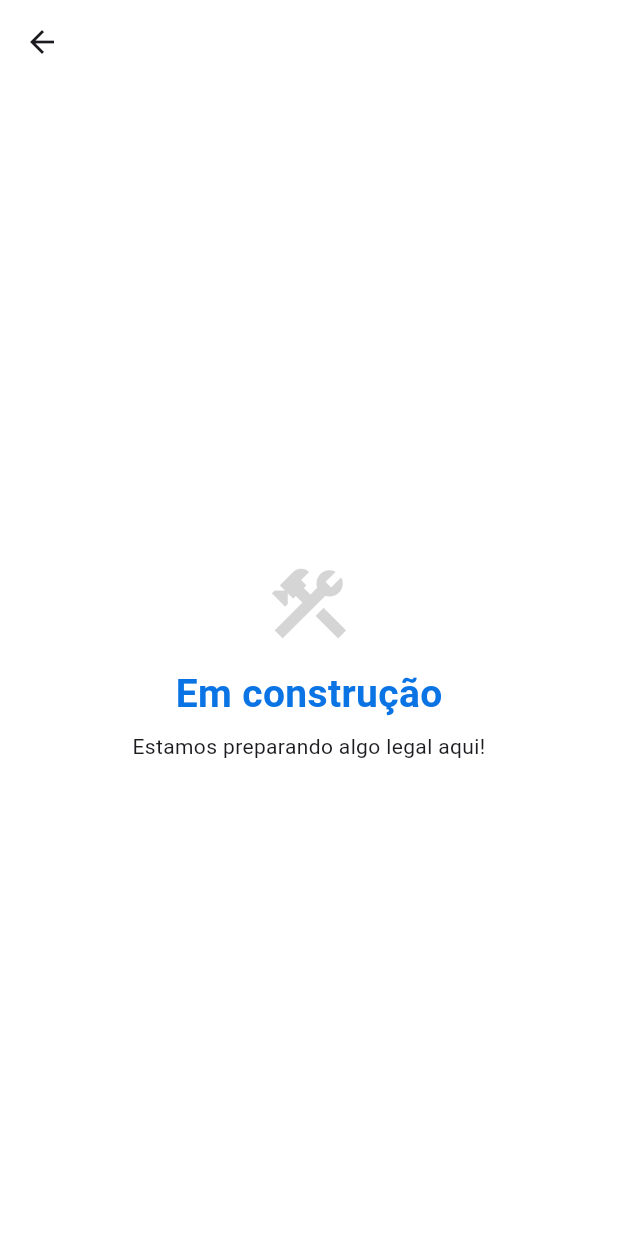
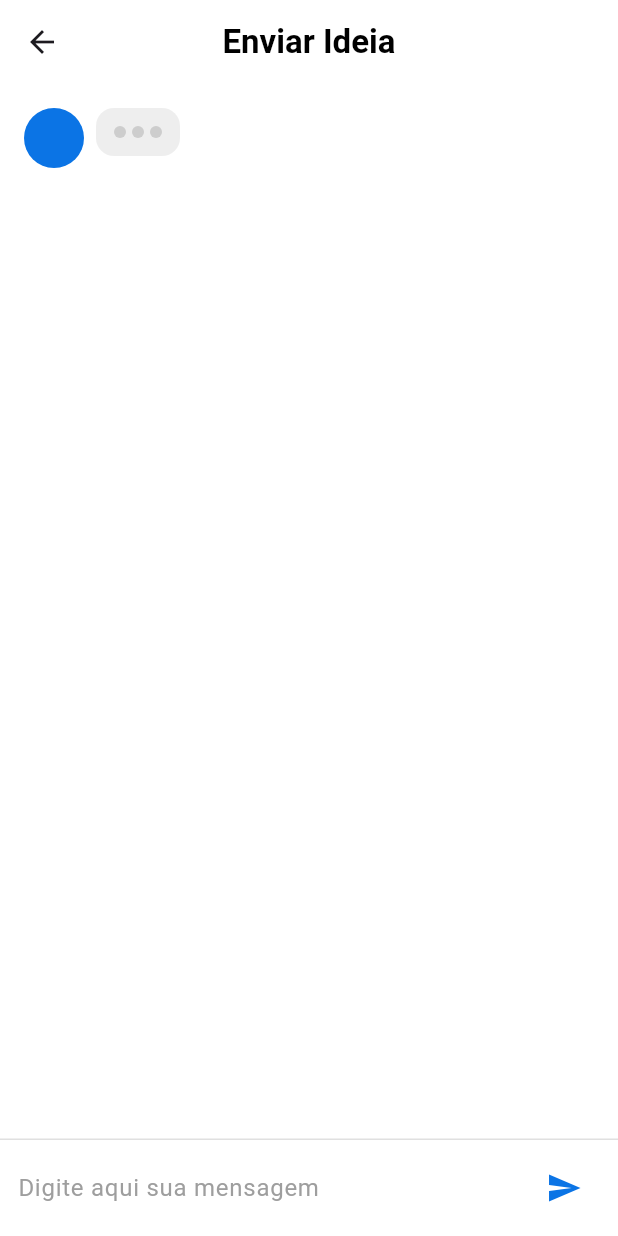
Before and after one commit to riqinho/eurohub, a Flutter app: the ChallengeDetailsScreen screen opened by its route, after a tap on "Enviar Ideia", on a phone screen of 412 x 824 dp. Run offline on Flutter 3.47's test engine with Material 3 defaults, Android fonts, the phone set to English and light mode, and no system bars; our stand-ins replace flutter_svg.

Commit message:
adicionando tela de chat

```diff
--- a/assets/mock/challenge_card_data.json
+++ b/assets/mock/challenge_card_data.json
@@ -4,6 +4,8 @@
     "area": "Comercial",
     "title": "Transformação digital para farmácias independentes",
     "summary": "Como apoiar farmácias independentes no processo de transformação digital?",
+    "o_que_queremos_resolver": "Baixa digitalização em farmácias independentes: ausência de presença online, dados de vendas/estoque fragmentados, falta de CRM e dificuldade em organizar pedidos e relacionamento com representantes, o que reduz eficiência comercial e competitividade.",
+    "o_que_buscamos": "Soluções que facilitem onboarding digital (catálogo e pedidos online), integração com PDV/ERP, CRM simples para visitas, meios de pagamento e promoções, além de dashboards com métricas de vendas. Preferencialmente com prova de conceito em 1–2 redes de farmácias.",
     "deadline": "2025-11-10T23:59:59.000Z",
     "status": "Ativo",
     "likes": 18
@@ -13,6 +15,8 @@
     "area": "Supply",
     "title": "Otimização de rotas de entrega",
     "summary": "Reduzir tempo e custo de transporte usando previsão de demanda e janelas de entrega.",
+    "o_que_queremos_resolver": "Rotas planejadas manualmente, sem considerar em tempo real restrições de janela, capacidade, trânsito e variação de demanda, resultando em maior custo por entrega, atrasos e baixa taxa de ocupação da frota.",
+    "o_que_buscamos": "Algoritmo/serviço de roteirização (VRP) com restrições, previsão de demanda, replanejamento dinâmico e integração com TMS/ERP. Espera-se simulação de ganhos (custo, tempo, emissões) e piloto com monitoramento em dashboard.",
     "deadline": "2025-10-01T23:59:59.000Z",
     "status": "Ativo",
     "likes": 42
@@ -22,6 +26,8 @@
     "area": "P&D",
     "title": "Novos formatos sustentáveis",
     "summary": "Explorar alternativas de embalagem com menor impacto ambiental.",
+    "o_que_queremos_resolver": "Embalagens atuais com alto impacto ambiental (peso, material, reciclabilidade) e custos logísticos; falta de alternativas que mantenham barreira, estabilidade e experiência do usuário.",
+    "o_que_buscamos": "Propostas de novas embalagens/formatos (recicláveis, reciclados, biodegradáveis, refil, concentrados) com estudos de viabilidade, estimativa de redução de CO₂ e compatibilidade com linhas atuais. Preferência por protótipos e plano de testes/pilotos.",
     "deadline": "2025-12-05T23:59:59.000Z",
     "status": "Ativo",
     "likes": 7
--- a/lib/models/challenge.dart
+++ b/lib/models/challenge.dart
@@ -5,16 +5,20 @@ class Challenge {
   final String summary;
   final DateTime deadline;
   final String status;
+  final String oQueQueremosResolver;
+  final String oQueBuscamos;
   final int likes;
 
   Challenge({
     required this.id,
+    required this.oQueQueremosResolver,
     required this.area,
     required this.title,
     required this.summary,
     required this.deadline,
     required this.status,
     required this.likes,
+    required this.oQueBuscamos,
   });
 
   factory Challenge.fromJson(Map<String, dynamic> j) => Challenge(
@@ -25,5 +29,7 @@ class Challenge {
     deadline: DateTime.parse(j['deadline'] as String),
     status: j['status'] as String,
     likes: (j['likes'] as num).toInt(),
+    oQueQueremosResolver: j['o_que_queremos_resolver'] as String,
+    oQueBuscamos: j['o_que_buscamos'] as String,
   );
 }
--- a/lib/screens/challenge_details.dart
+++ b/lib/screens/challenge_details.dart
@@ -12,8 +12,14 @@ class ChallengeDetailsScreen extends StatelessWidget {
 
     final String title = (args?['title'] as String?) ?? 'Título do desafio';
     final String tag = (args?['tag'] as String?) ?? 'Comercial';
-    final String desc =
-        (args?['description'] as String?) ?? 'Descrição breve do desafio…';
+    final String summary =
+        (args?['summary'] as String?) ?? 'Descrição breve do desafio…';
+    final String oQueQueremosResolver =
+        (args?['oQueQueremosResolver'] as String?) ??
+        'Descrição detalhada do que queremos resolver com esse desafio…';
+    final String oQueBuscamos =
+        (args?['oQueBuscamos'] as String?) ??
+        'Descrição detalhada do que buscamos com esse desafio…';
 
     return DefaultTabController(
       length: 2,
@@ -94,12 +100,6 @@ class ChallengeDetailsScreen extends StatelessWidget {
               ListView(
                 padding: const EdgeInsets.fromLTRB(16, 16, 16, 24),
                 children: [
-                  _Tag(
-                    text: tag,
-                    bg: const Color(0xFFFFE5E5),
-                    fg: AppColors.kDanger,
-                  ),
-                  const SizedBox(height: 12),
                   Text(
                     title,
                     style: const TextStyle(
@@ -108,23 +108,23 @@ class ChallengeDetailsScreen extends StatelessWidget {
                     ),
                   ),
                   const SizedBox(height: 8),
-                  Text(desc, style: const TextStyle(color: AppColors.kMuted)),
+                  Text(
+                    summary,
+                    style: const TextStyle(color: AppColors.kMuted),
+                  ),
                   const SizedBox(height: 20),
 
                   // Seções de exemplo (troque pelo seu conteúdo real)
                   const _SectionTitle('O que queremos resolver?'),
                   const SizedBox(height: 6),
-                  const Text(
-                    'Coloque aqui o texto explicando o problema que o desafio quer resolver.',
+                  Text(
+                    oQueQueremosResolver,
                     style: TextStyle(color: AppColors.kMuted),
                   ),
                   const SizedBox(height: 16),
                   const _SectionTitle('O que buscamos?'),
                   const SizedBox(height: 6),
-                  const Text(
-                    'Coloque aqui os objetivos/expectativas das ideias.',
-                    style: TextStyle(color: AppColors.kMuted),
-                  ),
+                  Text(oQueBuscamos, style: TextStyle(color: AppColors.kMuted)),
                   const SizedBox(height: 16),
                   const Divider(),
                   const SizedBox(height: 16),
--- a/lib/screens/chat_ideia.dart
+++ b/lib/screens/chat_ideia.dart
@@ -1,8 +1,29 @@
 import 'package:eurohub/theme/app_colors.dart';
 import 'package:flutter/material.dart';
 
-class ChatIdeiaScreen extends StatelessWidget {
+class ChatIdeiaScreen extends StatefulWidget {
   const ChatIdeiaScreen({super.key});
+
+  @override
+  State<ChatIdeiaScreen> createState() => _ChatIdeiaScreenState();
+}
+
+class _ChatIdeiaScreenState extends State<ChatIdeiaScreen> {
+  bool _showTyping = true; // Euri está "digitando"
+  bool _showMessage = false; // Quando a mensagem aparece
+
+  @override
+  void initState() {
+    super.initState();
+
+    // Simula o tempo de "pensando..."
+    Future.delayed(const Duration(seconds: 2), () {
+      setState(() {
+        _showTyping = false;
+        _showMessage = true;
+      });
+    });
+  }
 
   @override
   Widget build(BuildContext context) {
@@ -11,34 +32,128 @@ class ChatIdeiaScreen extends StatelessWidget {
       appBar: AppBar(
         backgroundColor: AppColors.kCard,
         elevation: 0,
+        title: const Text(
+          "Enviar Ideia",
+          style: TextStyle(fontWeight: FontWeight.w600, color: Colors.black),
+        ),
+        centerTitle: true,
         automaticallyImplyLeading: true,
       ),
-      body: Center(
-        child: Column(
-          mainAxisSize: MainAxisSize.min,
-          children: const [
-            Icon(
-              Icons.construction,
-              size: 60,
-              color: Color.fromARGB(110, 158, 158, 158),
+      body: Column(
+        children: [
+          Expanded(
+            child: ListView(
+              padding: const EdgeInsets.all(16),
+              children: [
+                // Bolha do Euri
+                Row(
+                  crossAxisAlignment: CrossAxisAlignment.start,
+                  children: [
+                    const CircleAvatar(backgroundColor: AppColors.kPrimary),
+                    const SizedBox(width: 8),
+
+                    // Mostra os 3 pontinhos ou a mensagem final
+                    Flexible(
+                      child: Container(
+                        padding: const EdgeInsets.all(12),
+                        decoration: BoxDecoration(
+                          color: Colors.grey[200],
+                          borderRadius: BorderRadius.circular(12),
+                        ),
+                        child:
+                            _showTyping
+                                ? Row(
+                                  mainAxisSize: MainAxisSize.min,
+                                  children: const [
+                                    _Dot(),
+                                    SizedBox(width: 4),
+                                    _Dot(),
+                                    SizedBox(width: 4),
+                                    _Dot(),
+                                  ],
+                                )
+                                : _showMessage
+                                ? const Text(
+                                  "Olá, eu sou o Euri e vou te ajudar a desenvolver sua ideia!\n\n"
+                                  "Se quiser me mandar o que tem até agora, posso te ajudar a melhorar, "
+                                  "estruturar e configurar todo o resto.\n"
+                                  "Se já tiver tudo pronto, é só me informar o título e a ideia completa. "
+                                  "Vamos nessa?",
+                                  style: TextStyle(fontSize: 15),
+                                )
+                                : const SizedBox.shrink(),
+                      ),
+                    ),
+                  ],
+                ),
+              ],
             ),
-            SizedBox(height: 12),
-            Text(
-              'Em construção',
-              style: TextStyle(
-                fontSize: 26,
-                fontWeight: FontWeight.w600,
-                color: AppColors.kPrimary,
-              ),
+          ),
+
+          // Campo de digitação
+          Container(
+            padding: const EdgeInsets.symmetric(horizontal: 12, vertical: 8),
+            decoration: BoxDecoration(
+              color: Colors.white,
+              border: Border(top: BorderSide(color: Colors.grey.shade300)),
             ),
-            SizedBox(height: 6),
-            Text(
-              'Estamos preparando algo legal aqui!',
-              textAlign: TextAlign.center,
+            child: Row(
+              children: [
+                Expanded(
+                  child: TextField(
+                    decoration: InputDecoration(
+                      hintText: "Digite aqui sua mensagem",
+                      hintStyle: TextStyle(color: Colors.grey[500]),
+                      border: InputBorder.none,
+                    ),
+                  ),
+                ),
+                IconButton(
+                  icon: const Icon(Icons.send, color: AppColors.kPrimary),
+                  onPressed: () {},
+                ),
+              ],
             ),
-          ],
-        ),
+          ),
+        ],
       ),
     );
   }
 }
+
+/// Widget simples para criar animação de "digitando..."
+class _Dot extends StatefulWidget {
+  const _Dot();
+
+  @override
+  State<_Dot> createState() => _DotState();
+}
+
+class _DotState extends State<_Dot> with SingleTickerProviderStateMixin {
+  late AnimationController _controller;
+  late Animation<double> _animation;
+
+  @override
+  void initState() {
+    super.initState();
+    _controller = AnimationController(
+      vsync: this,
+      duration: const Duration(milliseconds: 600),
+    )..repeat(reverse: true);
+    _animation = Tween(begin: 0.3, end: 1.0).animate(_controller);
+  }
+
+  @override
+  void dispose() {
+    _controller.dispose();
+    super.dispose();
+  }
+
+  @override
+  Widget build(BuildContext context) {
+    return FadeTransition(
+      opacity: _animation,
+      child: const CircleAvatar(radius: 4, backgroundColor: Colors.grey),
+    );
+  }
+}
--- a/lib/screens/login_screen.dart
+++ b/lib/screens/login_screen.dart
@@ -78,7 +78,7 @@ class _LoginScreenState extends State<LoginScreen> {
                     Positioned(
                       left: 0,
                       right: 0,
-                      bottom: -55,
+                      bottom: -30,
                       child: SvgPicture.asset(
                         'assets/images/wave.svg',
                         width: w,
--- a/lib/widgets/challenge_card.dart
+++ b/lib/widgets/challenge_card.dart
@@ -7,6 +7,8 @@ import 'package:flutter/material.dart';
 class ChallengeCard extends StatelessWidget {
   const ChallengeCard({
     super.key,
+    required this.oQueQueremosResolver,
+    required this.oQueBuscamos,
     required this.badgeLabel,
     required this.title,
     required this.summary,
@@ -23,6 +25,8 @@ class ChallengeCard extends StatelessWidget {
   final Color badgeTextColor;
   final VoidCallback? onTap;
   final double width;
+  final String oQueQueremosResolver;
+  final String oQueBuscamos;
 
   @override
   Widget build(BuildContext context) {
@@ -37,7 +41,12 @@ class ChallengeCard extends StatelessWidget {
             Navigator.pushNamed(
               context,
               Routes.challengeDetail,
-              arguments: {'title': title},
+              arguments: {
+                'title': title,
+                'summary': summary,
+                'oQueQueremosResolver': oQueQueremosResolver,
+                'oQueBuscamos': oQueBuscamos,
+              },
             );
           },
           child: Container(
--- a/lib/widgets/idea_card.dart
+++ b/lib/widgets/idea_card.dart
@@ -36,7 +36,17 @@ class IdeaCard extends StatelessWidget {
         child: InkWell(
           borderRadius: BorderRadius.circular(12),
           onTap: () {
-            Navigator.pushNamed(context, Routes.ideaDetail);
+            Navigator.pushNamed(
+              context,
+              Routes.ideaDetail,
+              arguments: {
+                'status': statusLabel,
+                'title': title,
+                'summary': summary,
+                'votes': votes,
+                'date': date.toIso8601String(),
+              },
+            );
           },
           child: Container(
             decoration: BoxDecoration(
--- a/lib/widgets/tabs/challenge_tab.dart
+++ b/lib/widgets/tabs/challenge_tab.dart
@@ -87,6 +87,8 @@ class ChallengesTab extends StatelessWidget {
                           onTap: () {
                             // TODO: navegar para detalhes do desafio
                           },
+                          oQueQueremosResolver: d.oQueQueremosResolver,
+                          oQueBuscamos: d.oQueBuscamos,
                         ),
                       );
                     },
--- a/lib/widgets/tabs/home_tab.dart
+++ b/lib/widgets/tabs/home_tab.dart
@@ -500,6 +500,8 @@ class _DesafiosAtivosSliver extends StatelessWidget {
                           onTap: () {
                             // TODO: navegar para detalhes do desafio
                           },
+                          oQueQueremosResolver: d.oQueQueremosResolver,
+                          oQueBuscamos: d.oQueBuscamos,
                         ),
                       ),
                     );
```
